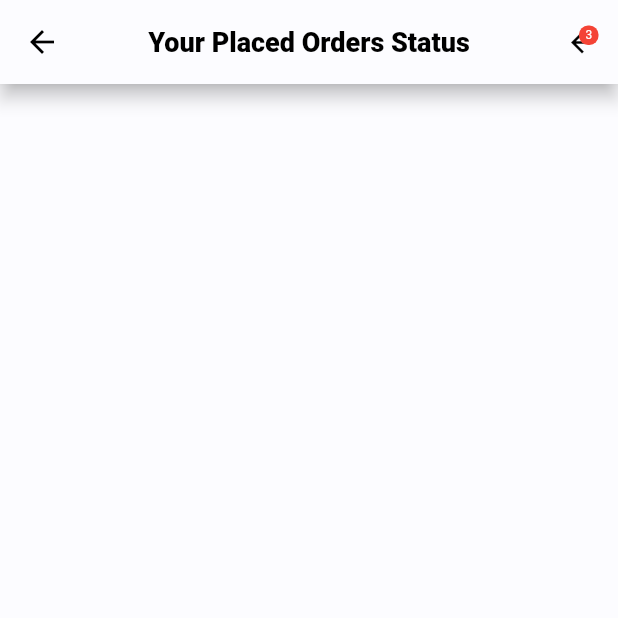
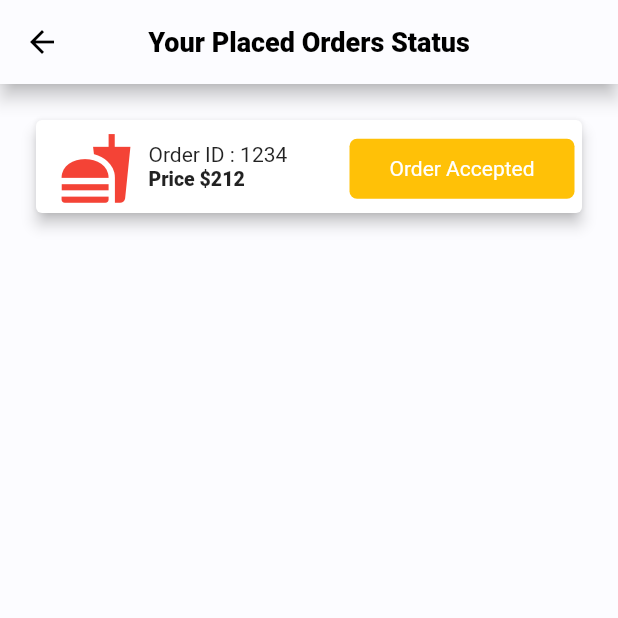
Before and after one commit to neilmehta31/DBMS_Restaurant, a Flutter app: the PlacedOrders screen opened directly, on a phone screen of 412 x 824 dp, the top half of it. Run offline on Flutter 3.47's test engine with Material 2 defaults, Android fonts, the phone set to English and light mode, and no system bars; our stand-ins replace font_awesome_flutter, shared_preferences; accounts and stored records are empty.

Commit message:
Frontend done (little bit enhancements and connection with the backend server is left)

```diff
--- a/Frontend/dbms_frontend/lib/main.dart
+++ b/Frontend/dbms_frontend/lib/main.dart
@@ -1,5 +1,6 @@
-import 'package:dbms_frontend/screens/main_screen.dart';
+import 'package:dbms_frontend/screens/checkout.dart';
 import 'package:dbms_frontend/screens/placedOrders.dart';
+import 'package:dbms_frontend/screens/splash.dart';
 import 'package:flutter/material.dart';
 import 'package:provider/provider.dart';
 
@@ -29,7 +30,7 @@ class MyApp extends StatelessWidget {
           title: Constants.appName,
           theme: appProvider.theme,
           darkTheme: Constants.lightTheme,
-          home: PlacedOrders(),
+          home: SplashScreen(),
         );
       },
     );
--- a/Frontend/dbms_frontend/lib/screens/placedOrders.dart
+++ b/Frontend/dbms_frontend/lib/screens/placedOrders.dart
@@ -1,11 +1,5 @@
 import 'package:dbms_frontend/util/const.dart';
-import 'package:dbms_frontend/widgets/badge.dart';
 import 'package:flutter/material.dart';
-
-import 'cart.dart';
-import 'home.dart';
-import 'join.dart';
-import 'profile.dart';
 
 class PlacedOrders extends StatefulWidget {
   @override
@@ -15,26 +9,70 @@ class PlacedOrders extends StatefulWidget {
 class _PlacedOrdersState extends State<PlacedOrders> {
   @override
   Widget build(BuildContext context) {
+    Color statusColour = Constants.statusColourAccepted;
+    Text statusText = Constants.statusTextAccepted;
     return Scaffold(
       appBar: AppBar(
         centerTitle: true,
-        title: Text(
-          'Your Placed Orders Status',
+        title: Text('Your Placed Orders Status'),
+        elevation: 5.0,
+      ),
+      body: Padding(
+        padding: const EdgeInsets.only(top: 20.0, left: 20.0, right: 20.0),
+        child: ListView(
+          physics: NeverScrollableScrollPhysics(),
+          children: [
+            Container(
+              width: double.infinity,
+              height: 70,
+              child: Card(
+                elevation: 4.0,
+                child: Stack(
+                  children: [
+                    Padding(
+                      padding: const EdgeInsets.only(left: 15, top: 7),
+                      child: Icon(
+                        Icons.fastfood,
+                        size: 50.0,
+                        color: Theme.of(context).accentColor,
+                      ),
+                    ),
+                    Positioned(
+                      left: 75,
+                      top: 15,
+                      child: Text("Order ID : 1234"),
+                    ),
+                    Positioned(
+                      left: 75,
+                      bottom: 15,
+                      child: Text(
+                        "Price " + r"$212",
+                        style: TextStyle(
+                          fontSize: 13,
+                          fontWeight: FontWeight.w900,
+                        ),
+                      ),
+                    ),
+                    Positioned(
+                      right: 5,
+                      top: 12.5,
+                      child: Container(
+                        decoration: BoxDecoration(
+                          color: statusColour,
+                          borderRadius: BorderRadius.circular(5),
+                        ),
+                        height: 40,
+                        width: 150,
+                        child: Center(child: statusText),
+                      ),
+                    ),
+                  ],
+                ),
+              ),
+            ),
+          ],
         ),
-        elevation: 5.0,
-        actions: [
-          IconButton(
-            icon: IconBadge(
-              icon: Icons.arrow_back,
-              size: 22.0,
-            ),
-            onPressed: () {
-              Navigator.pop(context);
-            },
-          ),
-        ],
       ),
-      body: Container(),
     );
   }
 }
--- a/Frontend/dbms_frontend/lib/util/const.dart
+++ b/Frontend/dbms_frontend/lib/util/const.dart
@@ -1,6 +1,6 @@
 import 'package:flutter/material.dart';
-class Constants{
 
+class Constants {
   static String appName = "DBMS Restaurant App";
 
   //Colors for theme
@@ -12,11 +12,27 @@ class Constants{
   static Color lightBG = Color(0xfffcfcff);
   static Color darkBG = Colors.black;
   static Color ratingBG = Colors.yellow[600];
+  static Color statusColourPlaced = Colors.purple;
+  static Color statusColourAccepted = Colors.amber;
+  static Color statusColourReady = Colors.green;
+
+  static Text statusTextPlaced = Text(
+    'Order Placed',
+    style: TextStyle(color: Colors.white),
+  );
+  static Text statusTextAccepted = Text(
+    'Order Accepted',
+    style: TextStyle(color: Colors.white),
+  );
+  static Text statusTextReady = Text(
+    'Order Ready',
+    style: TextStyle(color: Colors.white),
+  );
 
   static ThemeData lightTheme = ThemeData(
     backgroundColor: lightBG,
     primaryColor: lightPrimary,
-    accentColor:  lightAccent,
+    accentColor: lightAccent,
     cursorColor: lightAccent,
     scaffoldBackgroundColor: lightBG,
     appBarTheme: AppBarTheme(
@@ -53,6 +69,4 @@ class Constants{
 //      ),
     ),
   );
-
-
 }
--- a/Frontend/dbms_frontend/pubspec.yaml
+++ b/Frontend/dbms_frontend/pubspec.yaml
@@ -30,7 +30,6 @@ dependencies:
   introduction_screen: ^1.0.8
   shared_preferences: ^0.5.4+5
   font_awesome_flutter: ^8.5.0
-  carousel_slider: ^1.4.1
   provider: ^4.0.1
 
 dev_dependencies:
```
Also changed, not shown: Frontend/dbms_frontend/lib/screens/checkout.dart (+5 -64 lines), Frontend/dbms_frontend/lib/screens/search.dart (+13 -0 lines), Frontend/dbms_frontend/lib/widgets/madeDrawer.dart (+13 -0 lines), Frontend/dbms_frontend/pubspec.lock.
